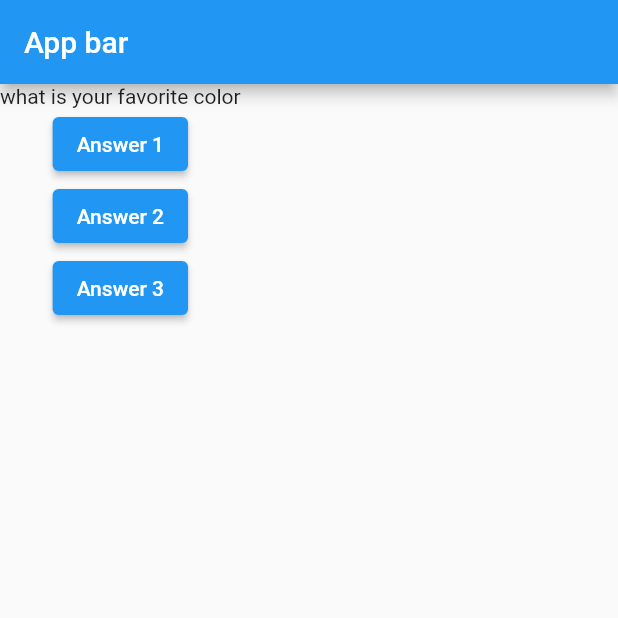
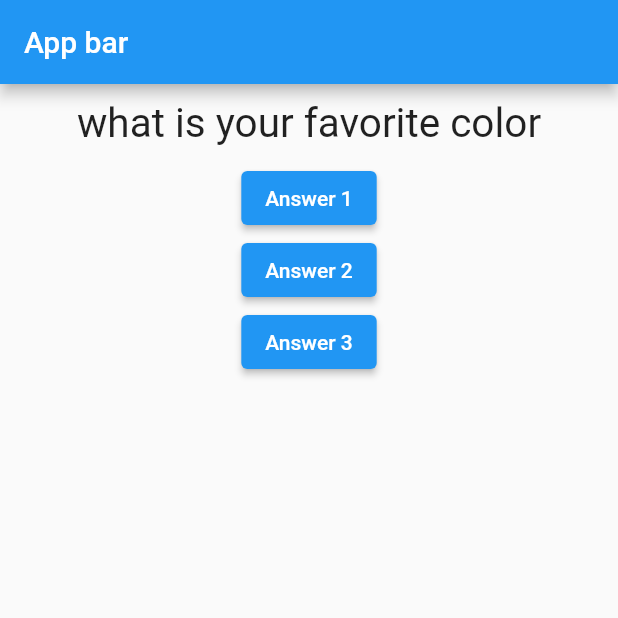
Before and after one commit to NgangaMichael/flutter-quiz-app, a Flutter app: the screen it shows after launch, on a phone screen of 412 x 824 dp, the top half of it. Run offline on Flutter 3.47's test engine with Material 2 defaults, Android fonts, the phone set to English and light mode, and no system bars.

Commit message:
added another dart file -questions.dart and did styling on the file

```diff
--- a/lib/main.dart
+++ b/lib/main.dart
@@ -1,5 +1,5 @@
 import 'package:flutter/material.dart';
-
+import './question.dart';
 void main (){
   runApp(MyApp());
 }
@@ -38,7 +38,7 @@ class _MyAppState extends State<MyApp> {
       ),
       body: Column(
         children: [
-          Text(questions[_questionIndex]),
+          Questions(questions[_questionIndex]),
           ElevatedButton(onPressed: _answerQuestion, child: Text('Answer 1')),
           ElevatedButton(onPressed: _answerQuestion, child: Text('Answer 2')),
           ElevatedButton(onPressed: _answerQuestion, child: Text('Answer 3'))
--- /dev/null
+++ b/lib/question.dart
@@ -0,0 +1,22 @@
+import 'package:flutter/material.dart';
+
+// a different file to display questions
+class Questions extends StatelessWidget{
+
+  final String questionText;
+  Questions(this.questionText);
+
+
+  Widget build(BuildContext context){
+    return Container(
+      // double infinity centers evrything
+      width: double.infinity,
+      margin: EdgeInsets.all(10),
+      child: Text(
+        questionText,
+        style: TextStyle(fontSize: 27),
+        textAlign: TextAlign.center,
+      )
+    );
+  }
+}
```
